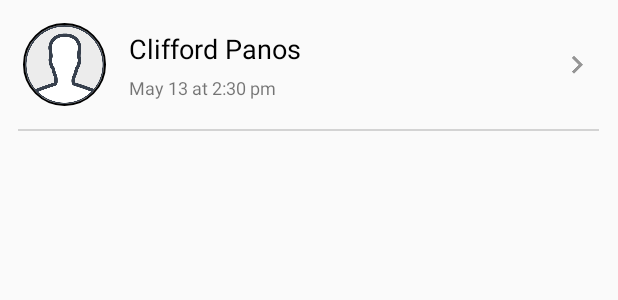
After one commit to cliffpanos/True-Pass-Android, an Android app: the layout guest_passes_row.xml on its own in the app's theme, with its tools: preview values and no code run, on a phone screen of 412 x 824 dp. The commit adds this screen. Shown: the top 300 px of the screen. Run offline under Robolectric (Android 15) with nearby library versions, the phone set to English and light mode, and no system bars.

Commit message:
Added Guest Pass Detail view and Guest Passses Row

```diff
--- a/TruePass/app/build.gradle
+++ b/TruePass/app/build.gradle
@@ -32,6 +32,7 @@ dependencies {
     compile 'com.google.firebase:firebase-database:11.0.1'
     compile 'com.google.firebase:firebase-storage:11.0.1'
     compile 'com.google.firebase:firebase-auth:11.0.1'
+    compile 'de.hdodenhof:circleimageview:2.1.0'
 
     testCompile 'junit:junit:4.12'
 }
--- a/TruePass/app/src/main/java/com/cliffpanos/truepass/Fragment/GuestsFragment.java
+++ b/TruePass/app/src/main/java/com/cliffpanos/truepass/Fragment/GuestsFragment.java
@@ -8,11 +8,8 @@ import android.view.ViewGroup;
 
 import com.cliffpanos.truepass.R;
 
-/**
- * Guests Fragment
- */
+public class GuestsFragment extends Fragment {
 
-public class GuestsFragment extends Fragment {
 
     @Override
     public View onCreateView(LayoutInflater inflater, ViewGroup container, Bundle savedInstanceState) {
--- /dev/null
+++ b/TruePass/app/src/main/res/layout/guest_passes_row.xml
@@ -0,0 +1,58 @@
+<?xml version="1.0" encoding="utf-8"?>
+<RelativeLayout xmlns:android="http://schemas.android.com/apk/res/android"
+    xmlns:app="http://schemas.android.com/apk/res-auto"
+    android:orientation="vertical"
+    android:layout_width="match_parent"
+    android:layout_height="wrap_content">
+    <de.hdodenhof.circleimageview.CircleImageView
+        android:id="@+id/guest_image"
+        android:layout_width="55dp"
+        android:layout_height="55dp"
+        android:layout_marginTop="15dp"
+        android:layout_marginLeft="15dp"
+        android:layout_marginStart="15dp"
+        android:src="@drawable/account_icon"
+        app:civ_border_width="1dp"
+        app:civ_border_color="#FF000000"/>
+    <TextView
+        android:id="@+id/guest_name"
+        android:layout_width="wrap_content"
+        android:layout_height="wrap_content"
+        android:layout_toEndOf="@+id/guest_image"
+        android:layout_toRightOf="@+id/guest_image"
+        android:layout_marginLeft="15dp"
+        android:layout_marginStart="15dp"
+        android:layout_marginTop="20dp"
+        android:textSize="18sp"
+        android:textColor="#000000"
+        android:text="Clifford Panos"/>
+    <TextView
+        android:id="@+id/pass_date_created"
+        android:layout_width="wrap_content"
+        android:layout_height="wrap_content"
+        android:layout_alignLeft="@+id/guest_name"
+        android:layout_alignStart="@+id/guest_name"
+        android:layout_below="@id/guest_name"
+        android:layout_marginTop="5dp"
+        android:textSize="12sp"
+        android:text="May 13 at 2:30 pm"/>
+    <ImageView
+        android:layout_width="24dp"
+        android:layout_height="24dp"
+        android:background="@drawable/ic_keyboard_arrow_right_black_36dp"
+        android:layout_centerVertical="true"
+        android:layout_alignParentRight="true"
+        android:layout_alignParentEnd="true"
+        android:layout_marginRight="15dp"
+        android:layout_marginEnd="15dp"
+        android:alpha=".4"/>
+
+    <RelativeLayout
+        android:layout_width="wrap_content"
+        android:layout_height="wrap_content"
+        android:layout_below="@+id/guest_image"
+        android:layout_marginTop="15dp">
+        <include
+            layout="@layout/horizontal_divider"/>
+    </RelativeLayout>
+</RelativeLayout>
--- /dev/null
+++ b/TruePass/app/src/main/res/layout/horizontal_divider.xml
@@ -0,0 +1,39 @@
+
+<LinearLayout android:layout_width="match_parent"
+    android:layout_height="wrap_content"
+    android:orientation="horizontal"
+    android:weightSum="1"
+    xmlns:android="http://schemas.android.com/apk/res/android">
+    <RelativeLayout
+        android:layout_width="0dp"
+        android:layout_height="1dp"
+        android:layout_weight=".03">
+        <View
+            android:layout_width="match_parent"
+            android:layout_height="1dp"
+            android:background="@android:color/transparent"
+            android:layout_centerHorizontal="true"/>
+    </RelativeLayout>
+    <RelativeLayout
+        android:layout_width="0dp"
+        android:layout_height="1dp"
+        android:layout_weight=".94"
+        android:layout_gravity="center_horizontal">
+        <View
+            android:layout_width="match_parent"
+            android:layout_height="1dp"
+            android:background="#d3d3d3"
+            android:layout_centerHorizontal="true"/>
+    </RelativeLayout>
+    <RelativeLayout
+        android:layout_width="0dp"
+        android:layout_height="1dp"
+        android:layout_weight=".03">
+        <View
+            android:layout_width="match_parent"
+            android:layout_height="1dp"
+            android:background="@android:color/transparent"
+            android:layout_centerHorizontal="true"/>
+    </RelativeLayout>
+
+</LinearLayout>
```
Also changed, not shown: TruePass/app/src/main/res/drawable/rounded_border.xml (added, +7 -0 lines), TruePass/app/src/main/res/layout/guest_passes_fragment.xml (+4 -6 lines), TruePass/app/src/main/res/layout/pass_detail_display.xml (added, +222 -0 lines), TruePass/app/src/main/res/drawable/email_icon.png (added), TruePass/app/src/main/res/drawable/greek_god.jpg (added), TruePass/app/src/main/res/drawable/ic_keyboard_arrow_right_black_36dp.png (added), TruePass/app/src/main/res/drawable/ic_message_black_36dp.png (added), TruePass/app/src/main/res/drawable/ic_share_black_36dp.png (added).
